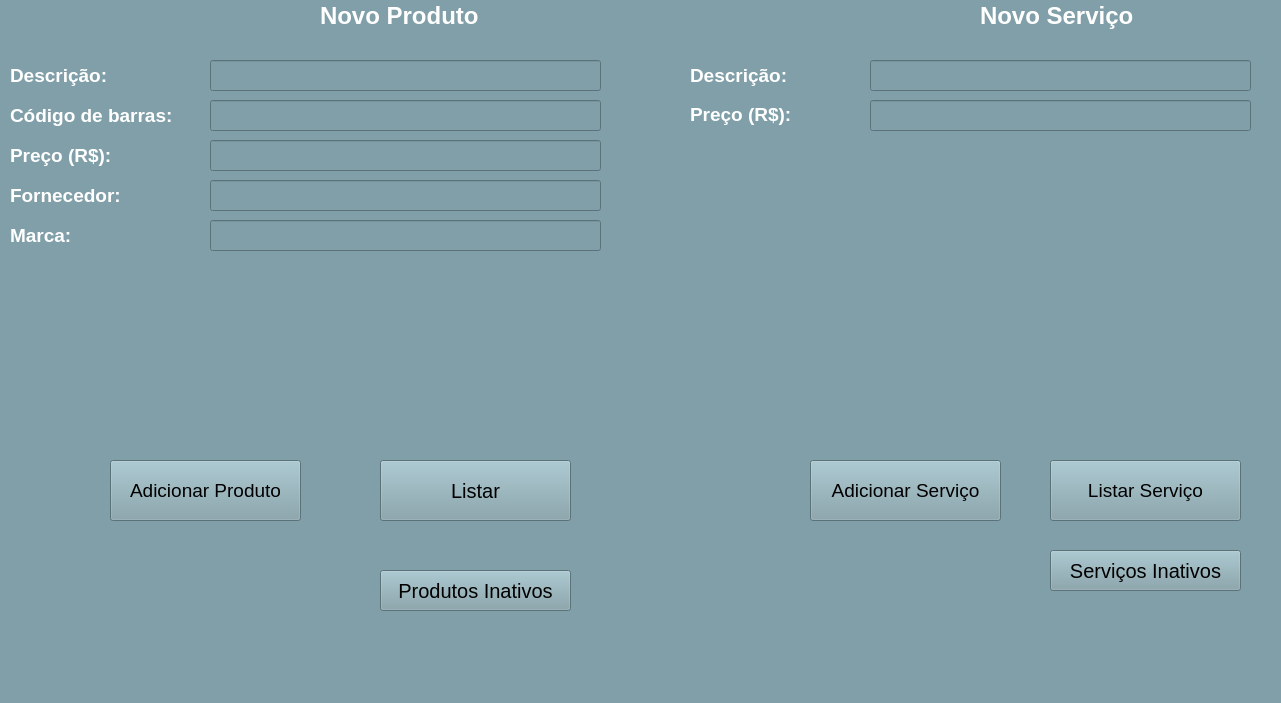
Before: the Qt Designer form Novo Produto e Serviço.ui in LeonardoMateini/KBT_System, drawn with Qt 5.
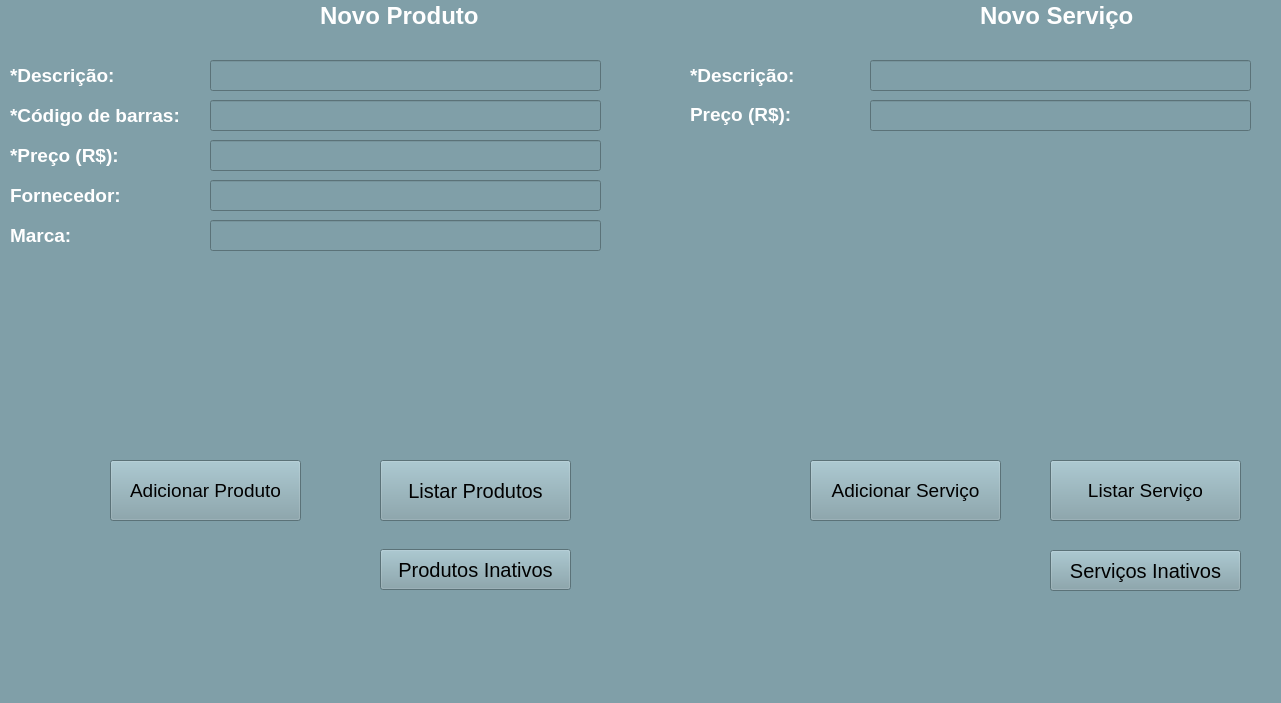
After: the same form once the commit is applied.

```diff
--- a/Novo Produto e Serviço.ui
+++ b/Novo Produto e Serviço.ui
@@ -37,7 +37,7 @@
      <string notr="true">color: rgb(255, 255, 255);</string>
     </property>
     <property name="text">
-     <string>Código de barras:</string>
+     <string>*Código de barras:</string>
     </property>
    </widget>
    <widget class="QPushButton" name="pushButton_2">
@@ -107,7 +107,7 @@
      <string notr="true">color: rgb(255, 255, 255);</string>
     </property>
     <property name="text">
-     <string>Preço (R$):</string>
+     <string>*Preço (R$):</string>
     </property>
    </widget>
    <widget class="QLabel" name="label_5">
@@ -177,7 +177,7 @@
      <string notr="true">color: rgb(255, 255, 255);</string>
     </property>
     <property name="text">
-     <string>Descrição:</string>
+     <string>*Descrição:</string>
     </property>
    </widget>
    <widget class="QLabel" name="label_8">
@@ -200,7 +200,7 @@
      <string notr="true">color: rgb(255, 255, 255);</string>
     </property>
     <property name="text">
-     <string>Descrição:</string>
+     <string>*Descrição:</string>
     </property>
    </widget>
    <widget class="QLabel" name="label_9">
@@ -361,7 +361,7 @@
      <string notr="true">background-color: rgb(128, 159, 168);</string>
     </property>
     <property name="text">
-     <string>Listar</string>
+     <string>Listar Produtos</string>
     </property>
    </widget>
    <widget class="QPushButton" name="pushButton_3">
@@ -416,7 +416,7 @@
     <property name="geometry">
      <rect>
       <x>380</x>
-      <y>570</y>
+      <y>549</y>
       <width>191</width>
       <height>41</height>
      </rect>
```
